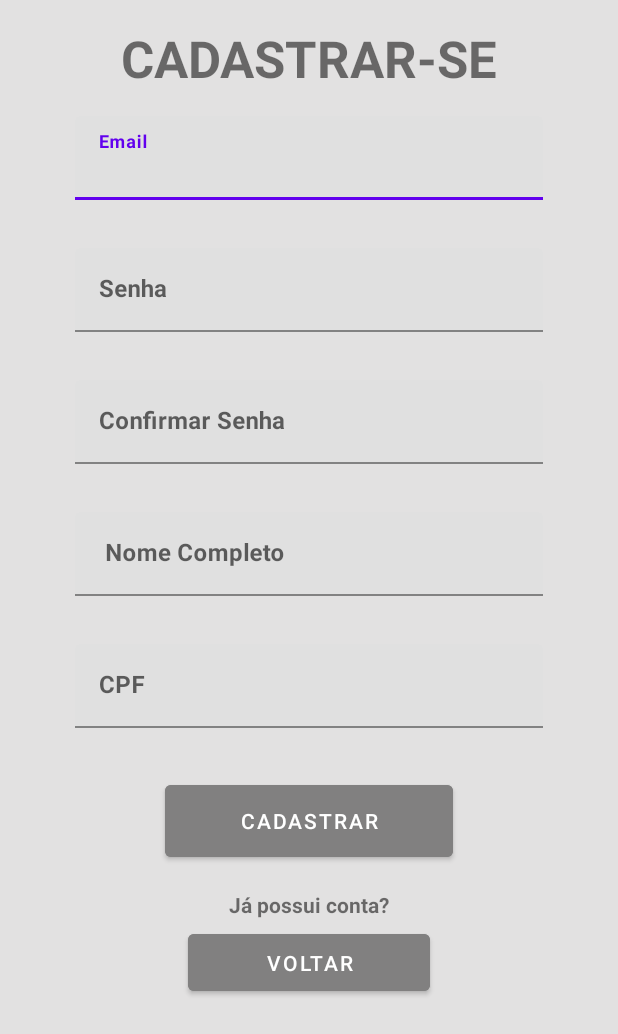
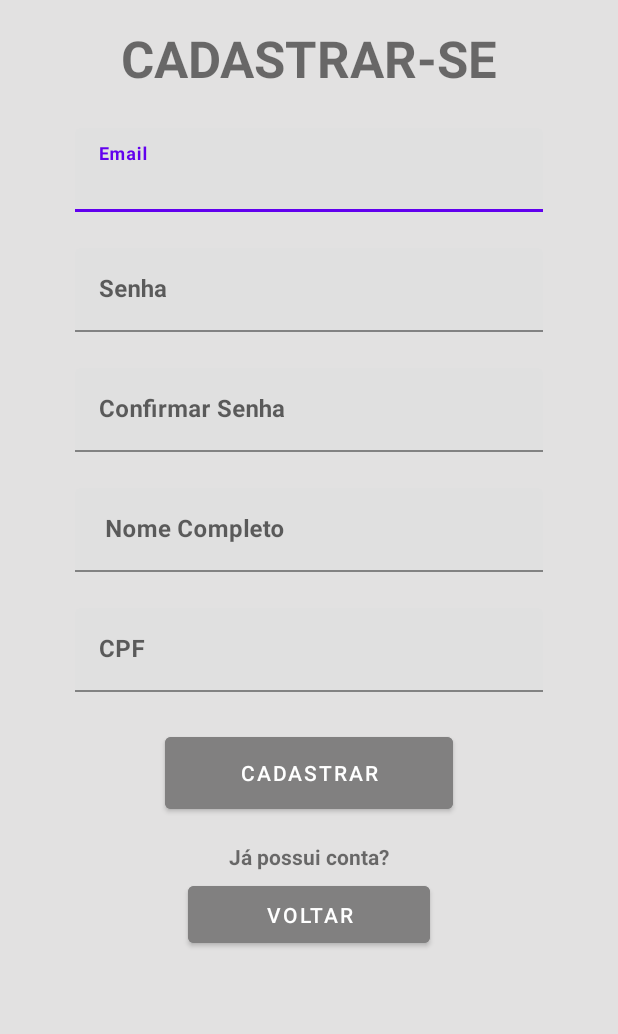
Before and after one commit to OlvDavid/Epidemic-Guard, an Android app: the cadastro screen opened directly, with no data from a screen before it, on a phone screen of 412 x 824 dp. Shown: the top 1034 px of the screen. Run offline under Robolectric (Android 15) with nearby library versions, the phone set to English and light mode, and no system bars; our stand-ins replace Firebase (no records; nobody signed in at launch, a user with empty details on screens opened directly).

Commit message:
Bug de cadastro resolvido

```diff
--- a/app/src/main/java/com/guard/epidemicguard/cadastro.java
+++ b/app/src/main/java/com/guard/epidemicguard/cadastro.java
@@ -35,7 +35,7 @@ import java.util.Map;
 public class cadastro extends AppCompatActivity {
 
     private TextInputEditText editEmail, editSenha, editNome, editCPF, editConfirmeSenha;
-    private Button btnCadastrar;
+    private Button btnCadastrar, btnVoltar;
     FirebaseAuth usuario = FirebaseAuth.getInstance();
 
     String[] mensagens = {"Preencha todos os campos", "Cadastro realizado com sucesso"};
@@ -52,7 +52,16 @@ public class cadastro extends AppCompatActivity {
             v.setPadding(systemBars.left, systemBars.top, systemBars.right, systemBars.bottom);
             return insets;
         });
-        inicarComponentes();
+        iniciarComponentes();
+
+        btnVoltar.setOnClickListener(new View.OnClickListener() {
+            @Override
+            public void onClick(View v) {
+                Intent i = new Intent(cadastro.this, login.class);
+                startActivity(i);
+                finish();
+            }
+        });
 
         btnCadastrar.setOnClickListener(new View.OnClickListener() {
             @Override
@@ -102,10 +111,23 @@ public class cadastro extends AppCompatActivity {
 
                     salvarDadosUsuario();
 
+                    FirebaseAuth.getInstance().signOut();
+
                     Snackbar snackbar = Snackbar.make(v, mensagens[1], Snackbar.LENGTH_SHORT);
                     snackbar.setBackgroundTint(Color.WHITE);
                     snackbar.setTextColor(Color.BLACK);
                     snackbar.show();
+                    snackbar.addCallback(new Snackbar.Callback(){
+                        @Override
+                        public void onDismissed(Snackbar snackbar, int event){
+                            super.onDismissed(snackbar, event);
+                                Intent intent = new Intent(cadastro.this, login.class);
+                                startActivity(intent);
+                                finish();
+
+                        }
+
+                    });
                 }else{
                     String erro;
                     try {
@@ -157,22 +179,17 @@ public class cadastro extends AppCompatActivity {
 
     }
 
-    public void voltar(View v){
-        Intent i = new Intent(this, login.class);
-        startActivity(i);
-        finish();
-    }
 
-    private void inicarComponentes(){
-
+    private void iniciarComponentes(){
         editNome = findViewById(R.id.editNome);
         editEmail = findViewById(R.id.editEmail);
         editSenha = findViewById(R.id.editSenha);
         editCPF = findViewById(R.id.editCpf);
+        editConfirmeSenha = findViewById(R.id.editConfirmeSenha);
         btnCadastrar = findViewById(R.id.btnCadastrar);
-        editConfirmeSenha = findViewById(R.id.editConfirmeSenha);
+        btnVoltar = findViewById(R.id.btnVoltar);
+    }
 
-    }
 
     private boolean validarCPF(String cpf) {
         cpf = cpf.replaceAll("\\D", "");
--- a/app/src/main/res/layout/cadastro.xml
+++ b/app/src/main/res/layout/cadastro.xml
@@ -24,7 +24,7 @@
         android:layout_width="0dp"
         android:layout_height="wrap_content"
         android:layout_marginStart="50dp"
-        android:layout_marginTop="16dp"
+        android:layout_marginTop="24dp"
         android:layout_marginEnd="50dp"
         app:layout_constraintEnd_toEndOf="parent"
         app:layout_constraintStart_toStartOf="parent"
@@ -44,7 +44,7 @@
         android:layout_width="0dp"
         android:layout_height="wrap_content"
         android:layout_marginStart="50dp"
-        android:layout_marginTop="32dp"
+        android:layout_marginTop="24dp"
         android:layout_marginEnd="50dp"
         app:layout_constraintEnd_toEndOf="parent"
         app:layout_constraintStart_toStartOf="parent"
@@ -55,10 +55,29 @@
             android:layout_width="match_parent"
             android:layout_height="wrap_content"
             android:hint="Senha"
-            android:inputType="text|textPassword"
+            android:inputType="textPassword"
             android:maxLength="29"
             android:textStyle="bold" />
+    </com.google.android.material.textfield.TextInputLayout>
 
+    <com.google.android.material.textfield.TextInputLayout
+        android:id="@+id/textInputLayout13"
+        android:layout_width="0dp"
+        android:layout_height="wrap_content"
+        android:layout_marginStart="50dp"
+        android:layout_marginTop="24dp"
+        android:layout_marginEnd="50dp"
+        app:layout_constraintEnd_toEndOf="parent"
+        app:layout_constraintStart_toStartOf="parent"
+        app:layout_constraintTop_toBottomOf="@+id/textInputLayout4">
+
+        <com.google.android.material.textfield.TextInputEditText
+            android:id="@+id/editConfirmeSenha"
+            android:layout_width="match_parent"
+            android:layout_height="wrap_content"
+            android:hint="Confirmar Senha"
+            android:inputType="textPassword"
+            android:textStyle="bold" />
     </com.google.android.material.textfield.TextInputLayout>
 
     <com.google.android.material.textfield.TextInputLayout
@@ -66,7 +85,7 @@
         android:layout_width="0dp"
         android:layout_height="wrap_content"
         android:layout_marginStart="50dp"
-        android:layout_marginTop="32dp"
+        android:layout_marginTop="24dp"
         android:layout_marginEnd="50dp"
         app:layout_constraintEnd_toEndOf="parent"
         app:layout_constraintStart_toStartOf="parent"
@@ -86,7 +105,7 @@
         android:layout_width="0dp"
         android:layout_height="wrap_content"
         android:layout_marginStart="50dp"
-        android:layout_marginTop="32dp"
+        android:layout_marginTop="24dp"
         android:layout_marginEnd="50dp"
         app:layout_constraintEnd_toEndOf="parent"
         app:layout_constraintStart_toStartOf="parent"
@@ -107,7 +126,7 @@
         android:layout_width="0dp"
         android:layout_height="60dp"
         android:layout_marginStart="110dp"
-        android:layout_marginTop="32dp"
+        android:layout_marginTop="24dp"
         android:layout_marginEnd="110dp"
         android:backgroundTint="@color/cinza"
         android:onClick="setBtnCadastrar"
@@ -135,31 +154,9 @@
         android:layout_marginTop="4dp"
         android:layout_marginEnd="125dp"
         android:backgroundTint="@color/cinza"
-        android:onClick="voltar"
         android:text="VOLTAR"
         app:layout_constraintEnd_toEndOf="parent"
         app:layout_constraintHorizontal_bias="1.0"
         app:layout_constraintStart_toStartOf="parent"
         app:layout_constraintTop_toBottomOf="@+id/textView3" />
-
-    <com.google.android.material.textfield.TextInputLayout
-        android:id="@+id/textInputLayout13"
-        android:layout_width="0dp"
-        android:layout_height="wrap_content"
-        android:layout_marginStart="50dp"
-        android:layout_marginTop="32dp"
-        android:layout_marginEnd="50dp"
-        app:layout_constraintEnd_toEndOf="parent"
-        app:layout_constraintStart_toStartOf="parent"
-        app:layout_constraintTop_toBottomOf="@+id/textInputLayout4">
-
-        <com.google.android.material.textfield.TextInputEditText
-            android:id="@+id/editConfirmeSenha"
-            android:layout_width="match_parent"
-            android:layout_height="wrap_content"
-            android:hint="Confirmar Senha"
-            android:inputType="text|textPassword"
-            android:textStyle="bold" />
-    </com.google.android.material.textfield.TextInputLayout>
-
 </androidx.constraintlayout.widget.ConstraintLayout>
```
